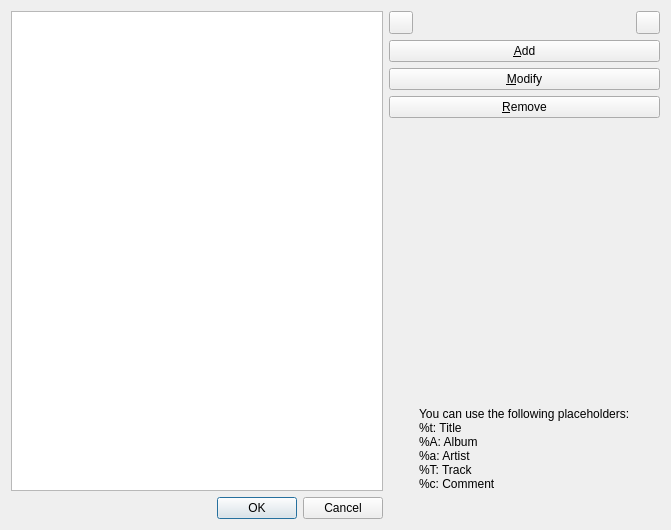
Above: tagguesserconfigdlgwidget.ui from KDE/juk before the change. Below: the same form after it.
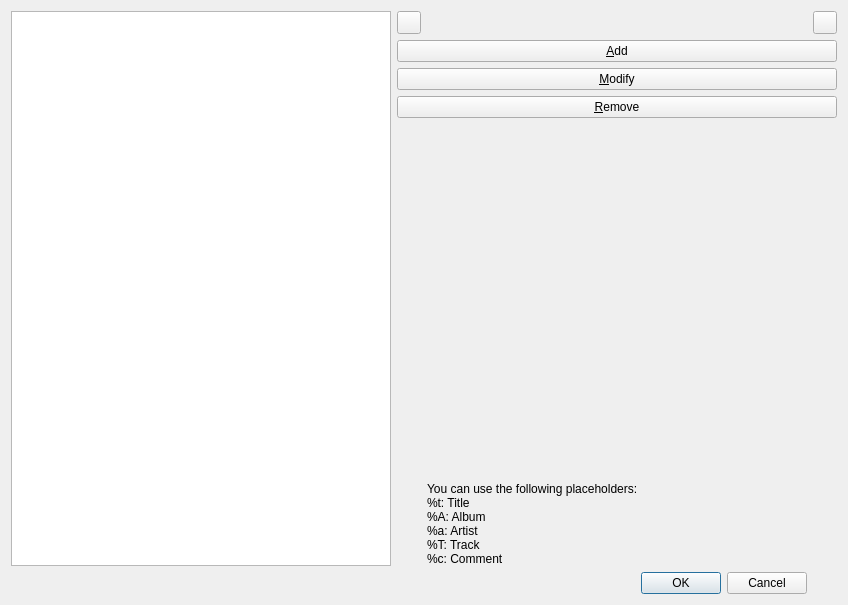
That is the form after the change.

Commit message: Correct placement of tag guesser's dialog button box.

```diff
--- a/tagguesserconfigdlgwidget.ui
+++ b/tagguesserconfigdlgwidget.ui
@@ -7,8 +7,8 @@
    <rect>
     <x>0</x>
     <y>0</y>
-    <width>671</width>
-    <height>530</height>
+    <width>848</width>
+    <height>605</height>
    </rect>
   </property>
   <layout class="QGridLayout" name="gridLayout">
@@ -129,7 +129,7 @@
      </property>
     </widget>
    </item>
-   <item>
+   <item row="6" column="2">
     <widget class="QDialogButtonBox" name="dlgButtonBox">
      <property name="standardButtons">
       <set>QDialogButtonBox::Cancel|QDialogButtonBox::Ok</set>
```
